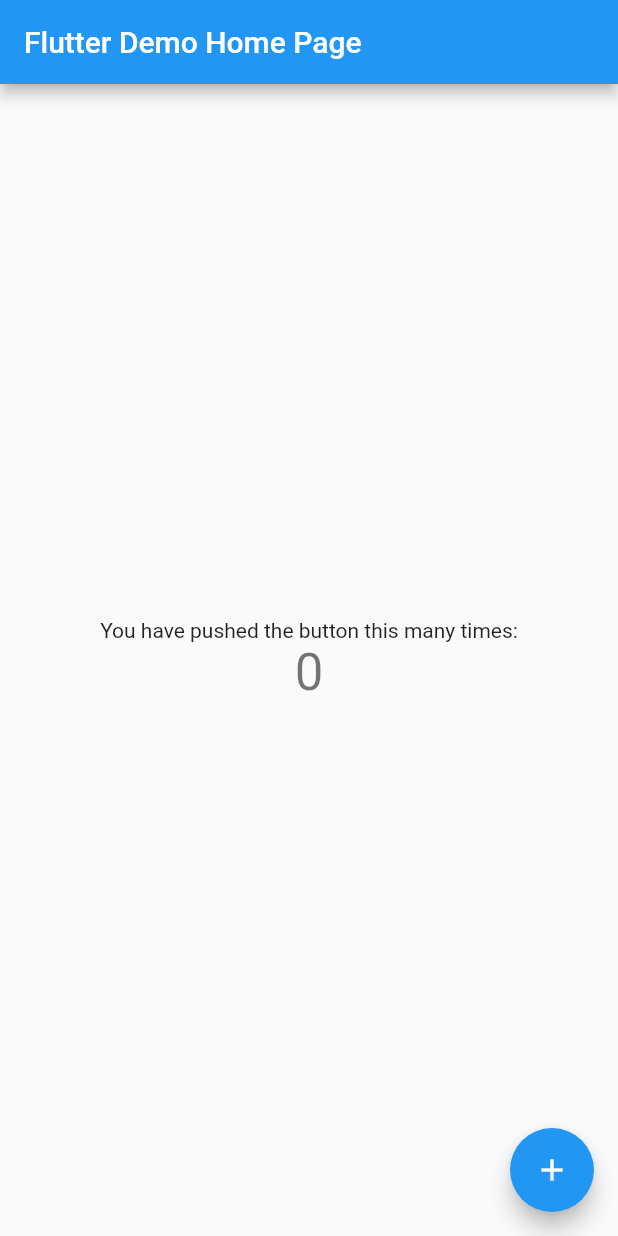
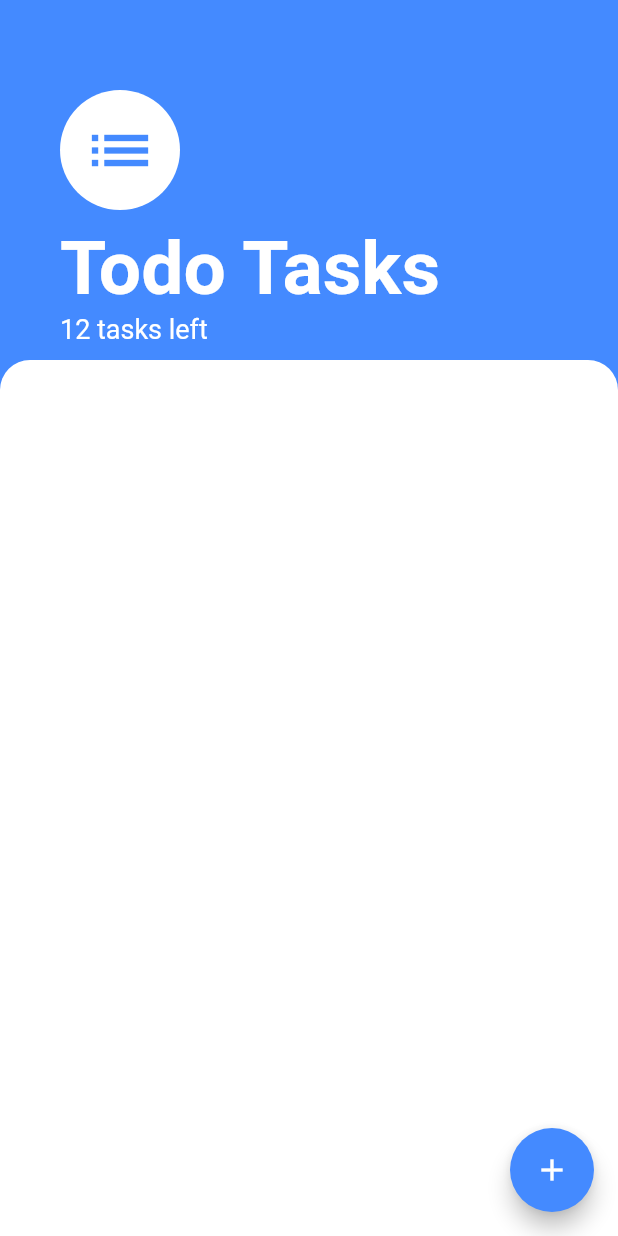
Before and after one commit to MuhammadIbraheem18sw26/StateManagement-FLutter, a Flutter app: the screen it shows after launch, on a phone screen of 412 x 824 dp. Run offline on Flutter 3.47's test engine with Material 2 defaults, Android fonts, the phone set to English and light mode, and no system bars.

Commit message:
taskscreen UI updated

```diff
--- a/lib/Screens/task_screen.dart
+++ b/lib/Screens/task_screen.dart
@@ -0,0 +1,71 @@
+import 'package:flutter/cupertino.dart';
+import 'package:flutter/material.dart';
+
+class TaskScreen extends StatelessWidget {
+  @override
+  Widget build(BuildContext context) {
+    return SafeArea(
+      child: Scaffold(
+        backgroundColor: Colors.blueAccent,
+        floatingActionButton: FloatingActionButton(
+          onPressed: null,
+          backgroundColor: Colors.blueAccent,
+          child: Icon(
+            Icons.add,
+            color: Colors.white,
+          ),
+        ),
+        body: Column(
+          crossAxisAlignment: CrossAxisAlignment.start,
+          children: <Widget>[
+            Container(
+              padding: const EdgeInsets.only(top: 60.0, left: 40),
+              child: Column(
+                crossAxisAlignment: CrossAxisAlignment.start,
+                children: <Widget>[
+                  CircleAvatar(
+                    backgroundColor: Colors.white,
+                    child: Icon(
+                      Icons.list,
+                      size: 50,
+                      color: Colors.blueAccent,
+                    ),
+                    radius: 40,
+                  ),
+                  SizedBox(height: 10.0),
+                  Text(
+                    "Todo Tasks",
+                    style: TextStyle(
+                      color: Colors.white,
+                      fontWeight: FontWeight.w700,
+                      fontSize: 50.0,
+                    ),
+                  ),
+                  Text(
+                    "12 tasks left",
+                    style: TextStyle(
+                      color: Colors.white,
+                      fontSize: 18.0,
+                    ),
+                  ),
+                  SizedBox(height: 10.0),
+                ],
+              ),
+            ),
+            Expanded(
+              child: Container(
+                decoration: BoxDecoration(
+                  color: Colors.white,
+                  borderRadius: BorderRadius.only(
+                    topLeft: Radius.circular(20.0),
+                    topRight: Radius.circular(20.0),
+                  ),
+                ),
+              ),
+            )
+          ],
+        ),
+      ),
+    );
+  }
+}
--- a/lib/main.dart
+++ b/lib/main.dart
@@ -1,107 +1,17 @@
+// @dart
 import 'package:flutter/material.dart';
+import 'package:todoapp/Screens/task_screen.dart';
 
 void main() {
-  runApp(const MyApp());
+  runApp(Todo());
 }
 
-class MyApp extends StatelessWidget {
-  const MyApp({Key? key}) : super(key: key);
-
-  // This widget is the root of your application.
+class Todo extends StatelessWidget {
   @override
   Widget build(BuildContext context) {
     return MaterialApp(
-      title: 'Flutter Demo',
-      theme: ThemeData(
-
-        primarySwatch: Colors.blue,
-      ),
-      home: const MyHomePage(title: 'Flutter Demo Home Page'),
+      debugShowCheckedModeBanner: false,
+      home: TaskScreen(),
     );
   }
 }
-
-class MyHomePage extends StatefulWidget {
-  const MyHomePage({Key? key, required this.title}) : super(key: key);
-
-  // This widget is the home page of your application. It is stateful, meaning
-  // that it has a State object (defined below) that contains fields that affect
-  // how it looks.
-
-  // This class is the configuration for the state. It holds the values (in this
-  // case the title) provided by the parent (in this case the App widget) and
-  // used by the build method of the State. Fields in a Widget subclass are
-  // always marked "final".
-
-  final String title;
-
-  @override
-  State<MyHomePage> createState() => _MyHomePageState();
-}
-
-class _MyHomePageState extends State<MyHomePage> {
-  int _counter = 0;
-
-  void _incrementCounter() {
-    setState(() {
-      // This call to setState tells the Flutter framework that something has
-      // changed in this State, which causes it to rerun the build method below
-      // so that the display can reflect the updated values. If we changed
-      // _counter without calling setState(), then the build method would not be
-      // called again, and so nothing would appear to happen.
-      _counter++;
-    });
-  }
-
-  @override
-  Widget build(BuildContext context) {
-    // This method is rerun every time setState is called, for instance as done
-    // by the _incrementCounter method above.
-    //
-    // The Flutter framework has been optimized to make rerunning build methods
-    // fast, so that you can just rebuild anything that needs updating rather
-    // than having to individually change instances of widgets.
-    return Scaffold(
-      appBar: AppBar(
-        // Here we take the value from the MyHomePage object that was created by
-        // the App.build method, and use it to set our appbar title.
-        title: Text(widget.title),
-      ),
-      body: Center(
-        // Center is a layout widget. It takes a single child and positions it
-        // in the middle of the parent.
-        child: Column(
-          // Column is also a layout widget. It takes a list of children and
-          // arranges them vertically. By default, it sizes itself to fit its
-          // children horizontally, and tries to be as tall as its parent.
-          //
-          // Invoke "debug painting" (press "p" in the console, choose the
-          // "Toggle Debug Paint" action from the Flutter Inspector in Android
-          // Studio, or the "Toggle Debug Paint" command in Visual Studio Code)
-          // to see the wireframe for each widget.
-          //
-          // Column has various properties to control how it sizes itself and
-          // how it positions its children. Here we use mainAxisAlignment to
-          // center the children vertically; the main axis here is the vertical
-          // axis because Columns are vertical (the cross axis would be
-          // horizontal).
-          mainAxisAlignment: MainAxisAlignment.center,
-          children: <Widget>[
-            const Text(
-              'You have pushed the button this many times:',
-            ),
-            Text(
-              '$_counter',
-              style: Theme.of(context).textTheme.headline4,
-            ),
-          ],
-        ),
-      ),
-      floatingActionButton: FloatingActionButton(
-        onPressed: _incrementCounter,
-        tooltip: 'Increment',
-        child: const Icon(Icons.add),
-      ), // This trailing comma makes auto-formatting nicer for build methods.
-    );
-  }
-}
```
Also changed, not shown: 11 other files.
